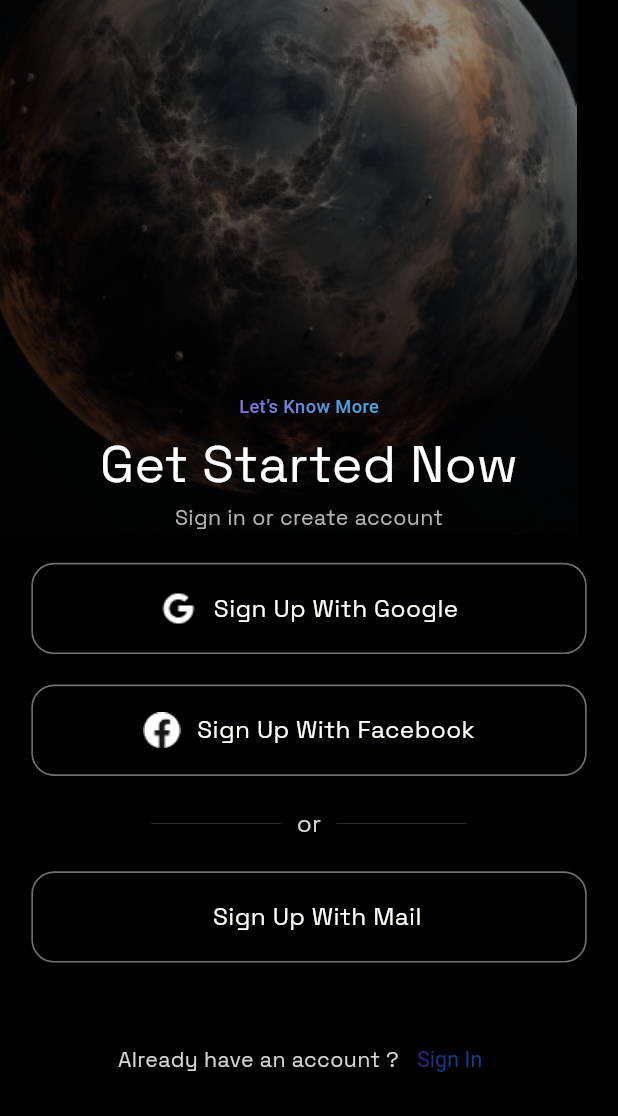
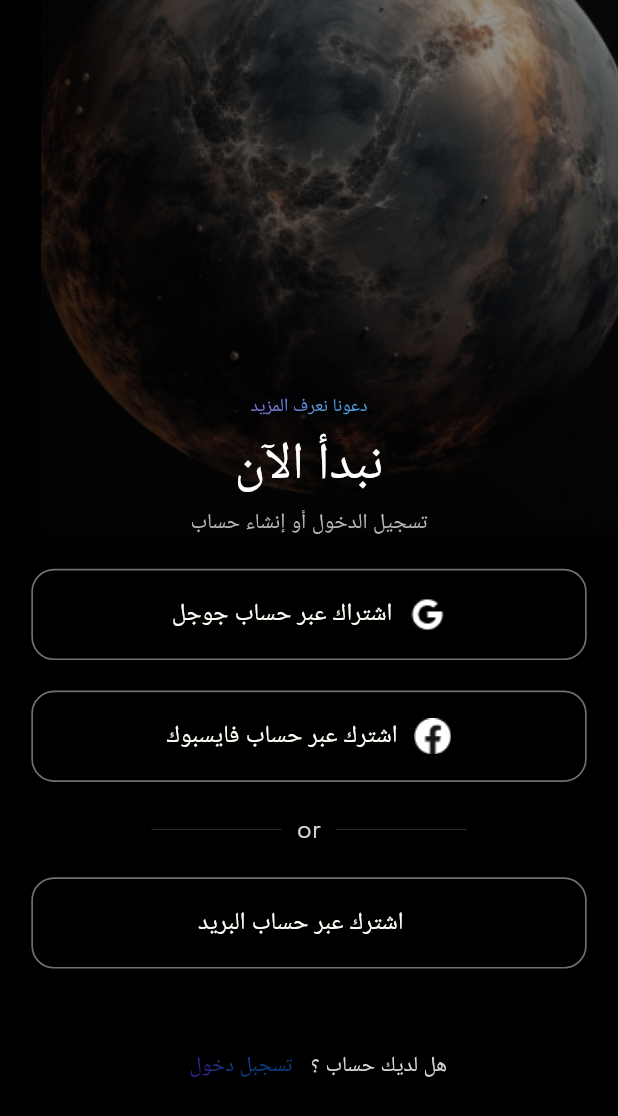
Before and after one commit to GalaxtXGate/GalaxtXGate, a Flutter app: the GetStartNowScreen screen opened by its route, scrolled down 89 dp, on a phone screen of 412 x 824 dp. Shown: the top 1116 px of the screen. Run offline on Flutter 3.47's test engine with Material 3 defaults, Android fonts, the light colour scheme and no system bars; our stand-ins replace cached_network_image, connectivity_plus, dio, easy_localization, flutter_bloc, flutter_screenutil and 4 more; accounts and stored records are empty; Roboto replaces fonts that are missing (Space Grotesk); project files that could hold a hidden picture were left out.

Commit message:
translate onboarding and get start now screen

```diff
--- a/assets/translations/ar.json
+++ b/assets/translations/ar.json
@@ -1,9 +1,16 @@
 {
-
-  "register now": "Register",
-  "welcome to cemex": "welcome to cemex",
-  "name": "name",
-  "phone number": "phone number",
-  "city": "city",
-  "region": "region"
+  "Welcome To": "مرحبا فى",
+  "We Provide": "نحن نقدم",
+  "Be updated with all the Rockets, \ncapsules, crew and more": "احصل على تحديث بجميع الصواريخ والكبسولات والطاقم والمزيد",
+  "Reliable Information": "معلومات موثوقة",
+  "Galaxy X Gate": "بوابة جالاكسي اكس",
+  "Your guide to knowing all about \nspace X launches": "دليلك لمعرفة كل شيء عن إطلاق الفضاء",
+  "Let’s Know More": "دعونا نعرف المزيد",
+  "Get Started Now": "نبدأ الآن",
+  "Sign in or create account": "تسجيل الدخول أو إنشاء حساب",
+  "Sign Up With Google": "اشتراك عبر حساب جوجل",
+  "Sign Up With Facebook":  "اشترك عبر حساب فايسبوك",
+  "Sign Up With Mail": "اشترك عبر حساب البريد",
+  "Already have an account ?":"هل لديك حساب ؟",
+  "Sign In": "تسجبل دخول"
 }
--- /dev/null
+++ b/lib/core/utils/app_strings.dart
@@ -0,0 +1,23 @@
+class AppStrings {
+  // add a private constructor to prevent this class being instantiated
+  // e.g. invoke `AppStrings()` accidentally
+  AppStrings._();
+
+  // the properties are static so that we can use them without a class instance
+  // e.g. can be retrieved by `LocalStorageKey.saveUserId`.
+
+  static const String welcomeTo = "Welcome To";
+  static const String weProvide = "We Provide";
+  static const String beUpdatedWithAllTheRocketsCapsulesCrew= "Be updated with all the Rockets, \ncapsules, crew and more";
+  static const String reliableInformation= "Reliable Information";
+  static const String galaxyXGate= "Galaxy X Gate";
+  static const String yourGuideToKnowingAllAboutSpaceXLaunches = "Your guide to knowing all about \nspace X launches";
+  static const String letsKnowMore="Let’s Know More";
+  static const String getStartedNow="Get Started Now";
+  static const String signInOrCreateAccount="Sign in or create account";
+  static const String signUpWithGoogle="Sign Up With Google";
+  static const String signUpWithFacebook="Sign Up With Facebook";
+  static const String signUpWithMail="Sign Up With Mail";
+  static const String alreadyHaveAnAccount="Already have an account ?";
+  static const String signIn="Sign In";
+}
--- a/lib/features/getStartedNow/screen/widgets/sign_in_button.dart
+++ b/lib/features/getStartedNow/screen/widgets/sign_in_button.dart
@@ -1,8 +1,10 @@
+import 'package:easy_localization/easy_localization.dart';
 import 'package:flutter/material.dart';
 import 'package:flutter_screenutil/flutter_screenutil.dart';
 import 'package:galaxyxgate/features/auth_by_email/view/sign_up.dart';
 
 import '../../../../core/themes/app_colors.dart';
+import '../../../../core/utils/app_strings.dart';
 class SignInButton extends StatelessWidget {
   const SignInButton({super.key});
 
@@ -21,7 +23,7 @@ class SignInButton extends StatelessWidget {
             end: Alignment.topCenter, // Gradient end position
           ).createShader(bounds);
         },
-        child: Text("Sign In",style: TextStyle(
+        child: Text(AppStrings.signIn.tr(),style: TextStyle(
           fontWeight: FontWeight.w400,
           fontSize: 14.sp,
           fontFamily: "Space Grotesk",
--- a/lib/features/getStartedNow/screen/widgets/signup.dart
+++ b/lib/features/getStartedNow/screen/widgets/signup.dart
@@ -1,3 +1,4 @@
+import 'package:easy_localization/easy_localization.dart';
 import 'package:flutter/cupertino.dart';
 import 'package:flutter/material.dart';
 import 'package:flutter_screenutil/flutter_screenutil.dart';
@@ -7,6 +8,7 @@ import 'package:galaxyxgate/core/utils/app_images.dart';
 import 'package:galaxyxgate/features/getStartedNow/screen/widgets/sign_in_button.dart';
 import 'package:galaxyxgate/features/getStartedNow/screen/widgets/signup_button.dart';
 import '../../../../core/themes/text_styles.dart';
+import '../../../../core/utils/app_strings.dart';
 import 'custom_divider.dart';
 
 class SignUp extends StatelessWidget {
@@ -18,21 +20,21 @@ class SignUp extends StatelessWidget {
       crossAxisAlignment: CrossAxisAlignment.center,
       children: [
         Text(
-          "Let’s Know More",
+          AppStrings.letsKnowMore.tr(),
           style: TextStyles.textStyleGradient,
         ),
         const SizedBox(
           height: 5,
         ),
         Text(
-          "Get Started Now",
+          AppStrings.getStartedNow.tr(),
           style: TextStyles.textStyle34,
         ),
         const SizedBox(
           height: 2,
         ),
         Text(
-          "Sign in or create account",
+          AppStrings.signInOrCreateAccount.tr(),
           style: TextStyles.font14White700w.copyWith(
               fontWeight: FontWeight.w300, color: AppColors.lightGrey),
         ),
@@ -47,7 +49,7 @@ class SignUp extends StatelessWidget {
             );
           },
           logoPath: AppImages.googleLogo,
-          title: "Sign Up With Google",
+          title: AppStrings.signUpWithGoogle.tr(),
         ),
         SizedBox(
           height: 20.h,
@@ -60,7 +62,7 @@ class SignUp extends StatelessWidget {
             );
           },
           logoPath: AppImages.faceBookLogo,
-          title: "Sign Up With Facebook",
+          title: AppStrings.signUpWithFacebook.tr(),
         ),
         SizedBox(
           height: 20.h,
@@ -77,7 +79,7 @@ class SignUp extends StatelessWidget {
             );
           },
           logoPath: null,
-          title: "Sign Up With Mail",
+          title: AppStrings.signUpWithMail.tr(),
         ),
         SizedBox(
           height: 40.h,
@@ -86,7 +88,7 @@ class SignUp extends StatelessWidget {
           mainAxisAlignment: MainAxisAlignment.center,
           children: [
             Text(
-              "Already have an account ?",
+              AppStrings.alreadyHaveAnAccount.tr(),
               style: TextStyles.font14White700w.copyWith(
                   color: AppColors.offWhite2, fontWeight: FontWeight.w400),
             ),
--- a/lib/features/onboarding/view/widget/positioned_star_with_animation.dart
+++ b/lib/features/onboarding/view/widget/positioned_star_with_animation.dart
@@ -9,9 +9,11 @@ class PositionedStarWithAnimation extends StatelessWidget {
     required this.right,
     required this.bottom,
     required this.scale,
+    required this.left,
   });
   final Animation<double> animation;
   final double right;
+  final double left;
   final double bottom;
   final double scale;
 
@@ -20,6 +22,7 @@ class PositionedStarWithAnimation extends StatelessWidget {
     return Positioned(
       right: right,
       bottom: bottom,
+      left: left,
       child: Transform.scale(
         scale: scale,
         child: FadeTransition(
--- a/lib/galaxy_x_gate_app.dart
+++ b/lib/galaxy_x_gate_app.dart
@@ -1,3 +1,4 @@
+import 'package:easy_localization/easy_localization.dart';
 import 'package:flutter/material.dart';
 import 'package:flutter_screenutil/flutter_screenutil.dart';
 import 'package:galaxyxgate/core/routes/routes.dart';
@@ -20,6 +21,9 @@ class GalaxyXGateApp extends StatelessWidget {
       minTextAdapt: true,
       child: MaterialApp(
         title: 'GalaxyXGate',
+        locale: context.locale,
+        supportedLocales: context.supportedLocales,
+        localizationsDelegates: context.localizationDelegates,
         debugShowCheckedModeBanner: false,
         theme: ThemeData(
           primaryColor: AppColors.purple,
--- a/lib/main.dart
+++ b/lib/main.dart
@@ -8,6 +8,7 @@ import 'core/utils/app_assets.dart';
 void main() async {
   WidgetsFlutterBinding.ensureInitialized();
   CacheHelper.init();
+  await EasyLocalization.ensureInitialized();
   runApp(
       EasyLocalization(
         path: AppAssets.appTranslations,
```
Also changed, not shown: assets/translations/en.json (+15 -0 lines), lib/features/onboarding/data/models/content.dart (+8 -6 lines), lib/features/onboarding/view/onboarding_screen.dart (+7 -3 lines), lib/features/onboarding/view/widget/onboarding_item.dart (+5 -4 lines).
